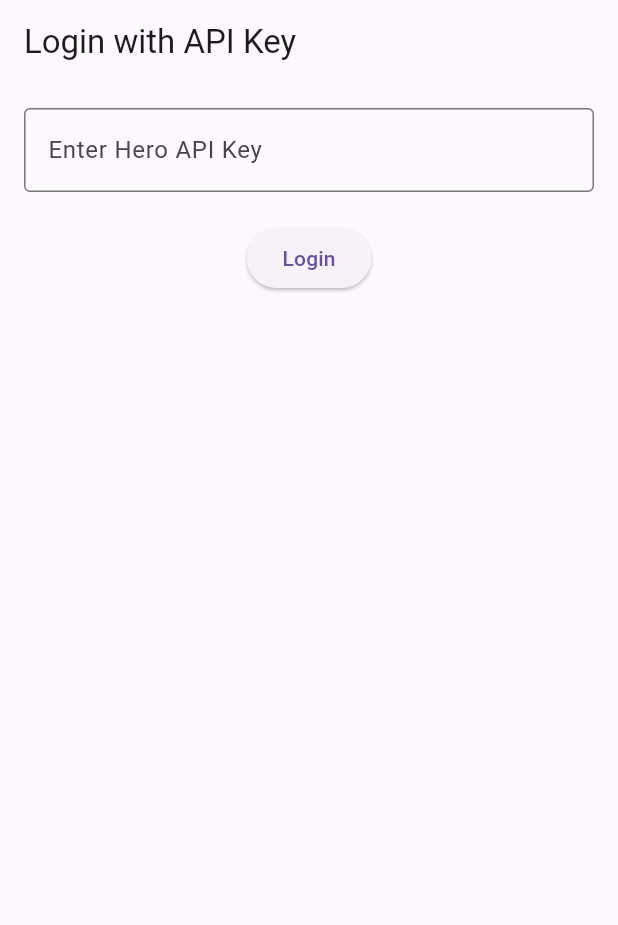
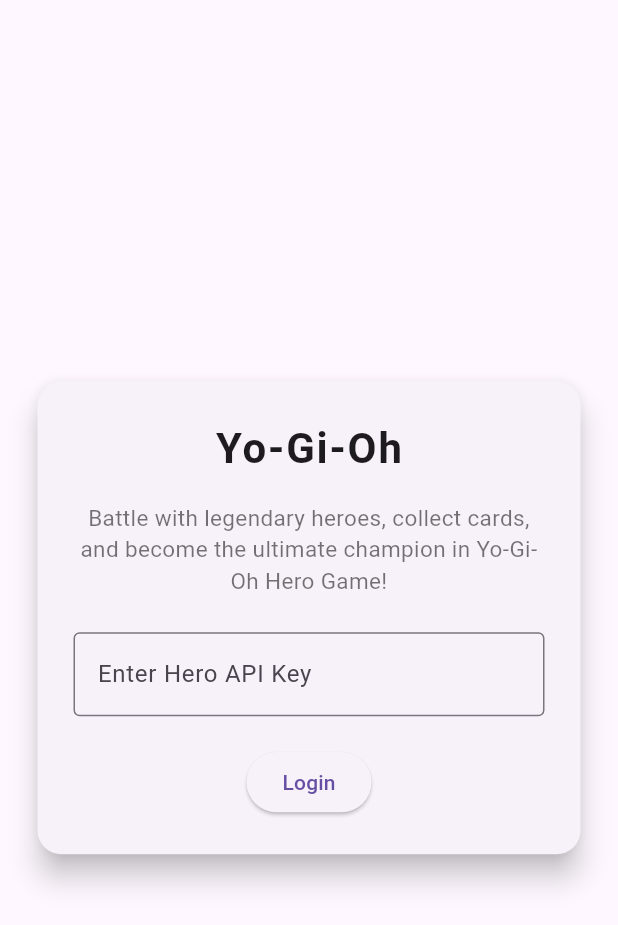
Before and after one commit to ReyMartin19/Hero_API_Game, a Flutter app: the screen it shows after launch, on a phone screen of 412 x 824 dp. Shown: the top 925 px of the screen. Run offline on Flutter 3.47's test engine with Material 3 defaults, Android fonts, the phone set to English and light mode, and no system bars; our stand-ins replace sqflite, sqflite_common_ffi; accounts and stored records are empty.

Commit message:
enhance login ui

```diff
--- a/lib/login_page.dart
+++ b/lib/login_page.dart
@@ -3,7 +3,6 @@ import 'package:http/http.dart' as http;
 import 'dart:convert';
 import 'database_helper.dart';
 import 'home_page.dart';
-
 
 class LoginPage extends StatefulWidget {
   const LoginPage({super.key});
@@ -60,11 +59,37 @@ class _LoginPageState extends State<LoginPage> {
   @override
   Widget build(BuildContext context) {
     return Scaffold(
-      appBar: AppBar(title: const Text("Login with API Key")),
       body: Padding(
         padding: const EdgeInsets.all(16.0),
+        child: Center(
+          child: ConstrainedBox(
+            constraints: const BoxConstraints(maxWidth: 370),
+            child: Card(
+              elevation: 8,
+              shape: RoundedRectangleBorder(
+                borderRadius: BorderRadius.circular(16),
+              ),
+              child: Padding(
+                padding: const EdgeInsets.all(24.0),
                 child: Column(
+                  mainAxisSize: MainAxisSize.min,
                   children: [
+                    const Text(
+                      "Yo-Gi-Oh",
+                      style: TextStyle(
+                        fontSize: 28,
+                        fontWeight: FontWeight.bold,
+                        letterSpacing: 1.2,
+                      ),
+                    ),
+                    const SizedBox(height: 8),
+                    const SizedBox(height: 8),
+                    const Text(
+                      "Battle with legendary heroes, collect cards, and become the ultimate champion in Yo-Gi-Oh Hero Game!",
+                      textAlign: TextAlign.center,
+                      style: TextStyle(fontSize: 15, color: Colors.black54),
+                    ),
+                    const SizedBox(height: 24),
                     TextField(
                       controller: _apiKeyController,
                       decoration: InputDecoration(
@@ -76,13 +101,18 @@ class _LoginPageState extends State<LoginPage> {
                     const SizedBox(height: 20),
                     ElevatedButton(
                       onPressed: _isLoading ? null : _validateApiKey,
-              child: _isLoading
+                      child:
+                          _isLoading
                               ? const CircularProgressIndicator()
                               : const Text("Login"),
                     ),
                   ],
                 ),
               ),
+            ),
+          ),
+        ),
+      ),
     );
   }
 }
```
Lines whose indentation alone changed are shown as unchanged.
